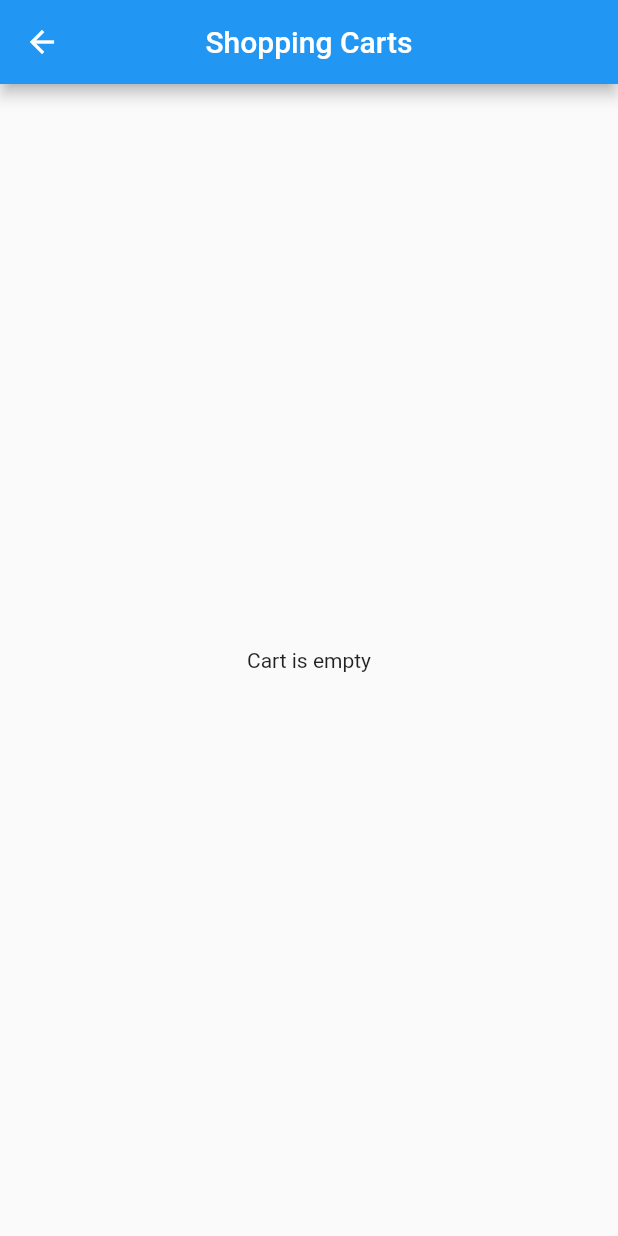
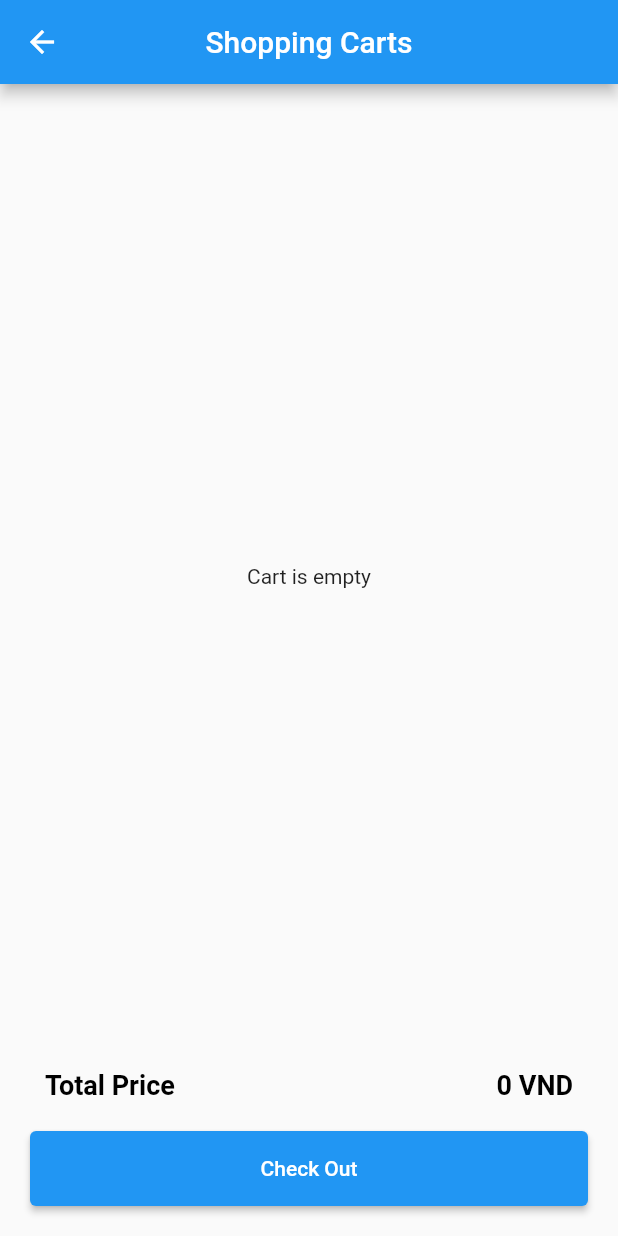
Before and after one commit to taitranhuu1908/flutter_shopping_cart, a Flutter app: the CartScreen screen opened by its route, on a phone screen of 412 x 824 dp. Run offline on Flutter 3.47's test engine with Material 2 defaults, Android fonts, the phone set to English and light mode, and no system bars; our stand-ins replace badges, bloc, dio, equatable, flutter_bloc; network calls fail.

Commit message:
add cart

```diff
--- a/lib/bloc/cart/bloc/cart_event.dart
+++ b/lib/bloc/cart/bloc/cart_event.dart
@@ -8,21 +8,21 @@ abstract class CartEvent extends Equatable {
 }
 
 class AddCartEvent extends CartEvent {
-  Product product;
+  Cart cart;
 
-  AddCartEvent(this.product);
+  AddCartEvent(this.cart);
 
   @override
-  List<Object> get props => [product];
+  List<Object> get props => [cart];
 }
 
 class RemoveCartEvent extends CartEvent {
-  Product product;
+  int index;
 
-  RemoveCartEvent(this.product);
+  RemoveCartEvent(this.index);
 
   @override
-  List<Object> get props => [product];
+  List<Object> get props => [index];
 }
 
 class ClearCartEvent extends CartEvent {
--- a/lib/bloc/cart/bloc/cart_state.dart
+++ b/lib/bloc/cart/bloc/cart_state.dart
@@ -8,9 +8,16 @@ abstract class CartState extends Equatable {
 }
 
 class ListCartState extends CartState {
-  List<Product> carts;
+  List<Cart> carts;
+  num _totalPrice = 0;
 
-  ListCartState({this.carts = const <Product>[]});
+  num get totalPrice => _totalPrice;
+
+  set totalPrice(num price) {
+    _totalPrice = price;
+  }
+
+  ListCartState({this.carts = const <Cart>[]});
 
   @override
   List<Object> get props => [carts];
--- /dev/null
+++ b/lib/model/cart.dart
@@ -0,0 +1,21 @@
+import 'package:shopping_cart/model/product.dart';
+import 'package:json_annotation/json_annotation.dart';
+
+part 'cart.g.dart';
+
+@JsonSerializable()
+class Cart {
+  int? quantity = 1;
+  Product? product;
+  num? totalPrice = 0.0;
+
+  Cart({this.product, this.quantity, this.totalPrice});
+
+  num getTotalPrice() {
+    return quantity! * product!.price!;
+  }
+
+  factory Cart.fromJson(Map<String, dynamic> json) => _$CartFromJson(json);
+
+  Map<String, dynamic> toJson() => _$CartToJson(this);
+}
--- a/lib/model/product.dart
+++ b/lib/model/product.dart
@@ -9,7 +9,7 @@ class Product {
   @JsonValue("title")
   String? title;
   @JsonValue("price")
-  String? price;
+  num? price;
   @JsonValue("description")
   String? description;
   @JsonValue("image")
--- a/lib/provider/cart_provider.dart
+++ b/lib/provider/cart_provider.dart
@@ -6,8 +6,8 @@ class CartProvider with ChangeNotifier {
   int _quantity = 1;
   int get counter => _counter;
   int get quantity => _quantity;
-  double _totalPrice = 0.0;
-  double get totalPrice => _totalPrice;
+  num _totalPrice = 0.0;
+  num get totalPrice => _totalPrice;
 
   List<Product> cart = [];
 
@@ -18,7 +18,7 @@ class CartProvider with ChangeNotifier {
       cart.add(product);
       _counter++;
       product.quantity = _quantity;
-      _totalPrice += double.parse(product.price!);
+      _totalPrice += (product.price!);
       notifyListeners();
     }
   }
@@ -34,19 +34,19 @@ class CartProvider with ChangeNotifier {
   void decrementQuantity(int index) {
     if (cart[index].quantity! > 1) {
       cart[index].quantity = cart[index].quantity! - 1;
-      _totalPrice -= double.parse(cart[index].price!);
+      _totalPrice -= (cart[index].price!);
       notifyListeners();
     }
   }
 
   void incrementQuantity(int index) {
     cart[index].quantity = cart[index].quantity! + 1;
-    _totalPrice += double.parse(cart[index].price!);
+    _totalPrice += (cart[index].price!);
     notifyListeners();
   }
 
   void removeCart(int index) {
-    _totalPrice -= double.parse(cart[index].price!) * cart[index].quantity!;
+    _totalPrice -= (cart[index].price!) * cart[index].quantity!;
     cart.removeAt(index);
     _counter--;
     notifyListeners();
--- a/lib/screens/cart_screen.dart
+++ b/lib/screens/cart_screen.dart
@@ -41,16 +41,16 @@ class _CartScreenState extends State<CartScreen> {
                           return Card(
                             child: ListTile(
                               leading: Image.network(
-                                state.carts[index].image!,
+                                state.carts[index].product!.image!,
                                 width: 100,
                                 height: 100,
                               ),
                               title: Text(
-                                state.carts[index].title!,
+                                state.carts[index].product!.title!,
                                 overflow: TextOverflow.ellipsis,
                               ),
-                              subtitle:
-                                  Text("${state.carts[index].price!} VND"),
+                              subtitle: Text(
+                                  "${state.carts[index].product!.price!} VND"),
                               trailing: Row(
                                 mainAxisSize: MainAxisSize.min,
                                 children: [
@@ -60,7 +60,7 @@ class _CartScreenState extends State<CartScreen> {
                                     },
                                     icon: const Icon(Icons.remove),
                                   ),
-                                  Text(state.carts[index].quantity.toString()),
+                                  Text("${state.carts[index].quantity}"),
                                   IconButton(
                                     onPressed: () {
                                       // cart.incrementQuantity(index);
@@ -80,6 +80,86 @@ class _CartScreenState extends State<CartScreen> {
                         },
                       ),
                     ),
+              Padding(
+                padding: const EdgeInsets.only(left: 20, right: 20),
+                child: Row(
+                  mainAxisAlignment: MainAxisAlignment.spaceBetween,
+                  children: [
+                    const Padding(
+                      padding: EdgeInsets.only(left: 10.0),
+                      child: Text(
+                        'Total Price',
+                        style: TextStyle(
+                            color: Colors.black,
+                            fontSize: 18,
+                            fontWeight: FontWeight.bold),
+                      ),
+                    ),
+                    Padding(
+                      padding: const EdgeInsets.only(right: 10.0),
+                      child: Text(
+                        // '${cart.totalPrice.toStringAsFixed(2).toString()} VND',
+                        '${state.totalPrice} VND',
+                        style: const TextStyle(
+                            color: Colors.black,
+                            fontSize: 18,
+                            fontWeight: FontWeight.bold),
+                      ),
+                    )
+                  ],
+                ),
+              ),
+              Container(
+                height: 50,
+                width: double.infinity,
+                margin: EdgeInsets.only(top: 20, bottom: 20),
+                padding: EdgeInsets.only(left: 20, right: 20),
+                child: ElevatedButton(
+                  onPressed: () {
+                    // List carts = cart.getCartList();
+                    List carts = [];
+                    int amountCart = carts.length;
+                    if (carts.isEmpty) {
+                      ScaffoldMessenger.of(context).showSnackBar(
+                          const SnackBar(content: Text('Cart is empty')));
+                    } else {
+                      showDialog<void>(
+                        context: context,
+                        barrierDismissible: false, // user must tap button!
+                        builder: (BuildContext context) {
+                          return AlertDialog(
+                            title: const Text('Thanks you for shopping'),
+                            content: SingleChildScrollView(
+                              child: ListBody(
+                                children: <Widget>[
+                                  Text("You have ordered $amountCart products"),
+                                  const SizedBox(
+                                    height: 10,
+                                  ),
+                                  const Text('Thank you for your purchase'),
+                                ],
+                              ),
+                            ),
+                            actions: <Widget>[
+                              TextButton(
+                                child: const Text('Close'),
+                                onPressed: () {
+                                  Navigator.of(context).pop();
+                                },
+                              ),
+                            ],
+                          );
+                        },
+                      );
+                      // cart.clearCart();
+                    }
+                  },
+                  style: ButtonStyle(
+                      backgroundColor: MaterialStateProperty.all(Colors.blue)),
+                  child: const Text('Check Out',
+                      style: TextStyle(color: Colors.white)),
+                ),
+              ),
             ],
           );
         },
```
Also changed, not shown: lib/bloc/cart/bloc/cart_bloc.dart (+21 -5 lines), lib/screens/home_screen.dart (+7 -5 lines), lib/model/cart.g.dart (added), lib/model/product.g.dart.
